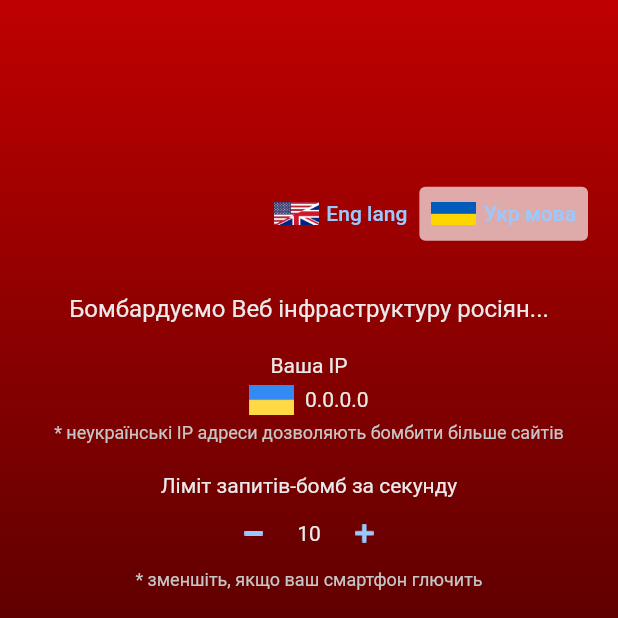
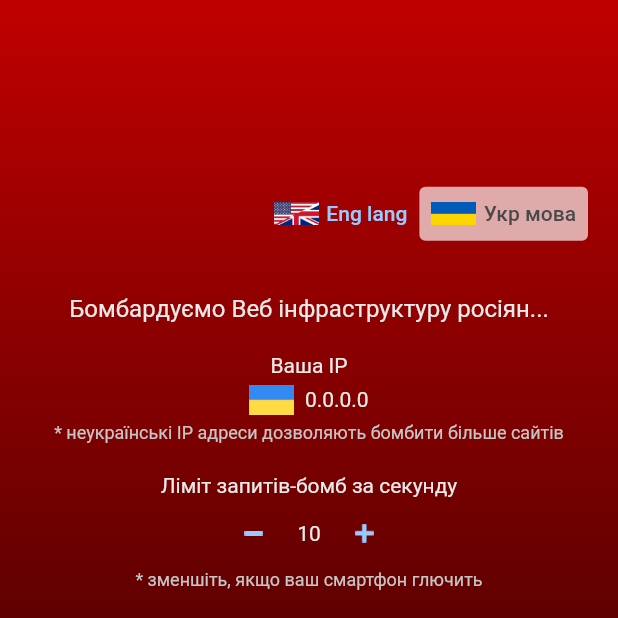
Before and after one commit to redblackfury/AttackRussianWebMob, a Flutter app: the screen it shows after launch, after a tap on "Укр мова", on a phone screen of 412 x 824 dp, the top half of it. Run offline on Flutter 3.47's test engine with Material 2 defaults, Android fonts, the light colour scheme and no system bars; our stand-ins replace localstorage; missing offline and left inert: dart_random_choice; network calls fail; project files that could hold a hidden picture were left out.

Commit message:
fix locale & limit request

```diff
--- a/app/lib/main.dart
+++ b/app/lib/main.dart
@@ -106,6 +106,7 @@ const STEP_CHANGE_LIMIT = 10;
 const NAME_STATUS_WORKER = 'statusWorker';
 const LOCAL_STORAGE_ITEM_TOTAL_REQS = 'totalReqs';
 const LOCAL_STORAGE_ITEM_UP_MS = 'upMs';
+const LOCAL_STORAGE_ITEM_LIMIT_REQ = 'limitReqs';
 
 final LocalStorage STORAGE = new LocalStorage('arwStorage');
 const UPDATE_VIEW_TIMEOUT_SECONDS = 1;
@@ -214,10 +215,12 @@ class _MyHomePageState extends State<MyHomePage> {
     var stateWorkerStorage = await STORAGE.getItem(NAME_STATUS_WORKER);
     int? historicalRqs = await STORAGE.getItem(LOCAL_STORAGE_ITEM_TOTAL_REQS);
     int? historicalMs = await STORAGE.getItem(LOCAL_STORAGE_ITEM_UP_MS);
+    int? historicalLimit = await STORAGE.getItem(LOCAL_STORAGE_ITEM_LIMIT_REQ);
 
     setState(() {
       _totalRequests = historicalRqs ?? 0;
       _upMilliseconds = historicalMs ?? 0;
+      _limitRequests = historicalLimit ?? 10;
     });
 
     if (stateWorkerStorage == 'disable' && manual == false) {
@@ -343,6 +346,7 @@ class _MyHomePageState extends State<MyHomePage> {
       await STORAGE.ready;
       await STORAGE.setItem(LOCAL_STORAGE_ITEM_TOTAL_REQS, _totalRequests);
       await STORAGE.setItem(LOCAL_STORAGE_ITEM_UP_MS, _upMilliseconds);
+      await STORAGE.setItem(LOCAL_STORAGE_ITEM_LIMIT_REQ, _limitRequests);
 
       setState(() {
         _upTime = timeAfterLaunch();
@@ -425,7 +429,7 @@ class _MyHomePageState extends State<MyHomePage> {
                           'Укр мова',
                           style: TextStyle(
                               fontSize: 14,
-                              color: locale == 'UA'
+                              color: locale == 'uk'
                                   ? const Color(0xFF494949)
                                   : const Color(0xff9AC9FF)),
                         ),
```
